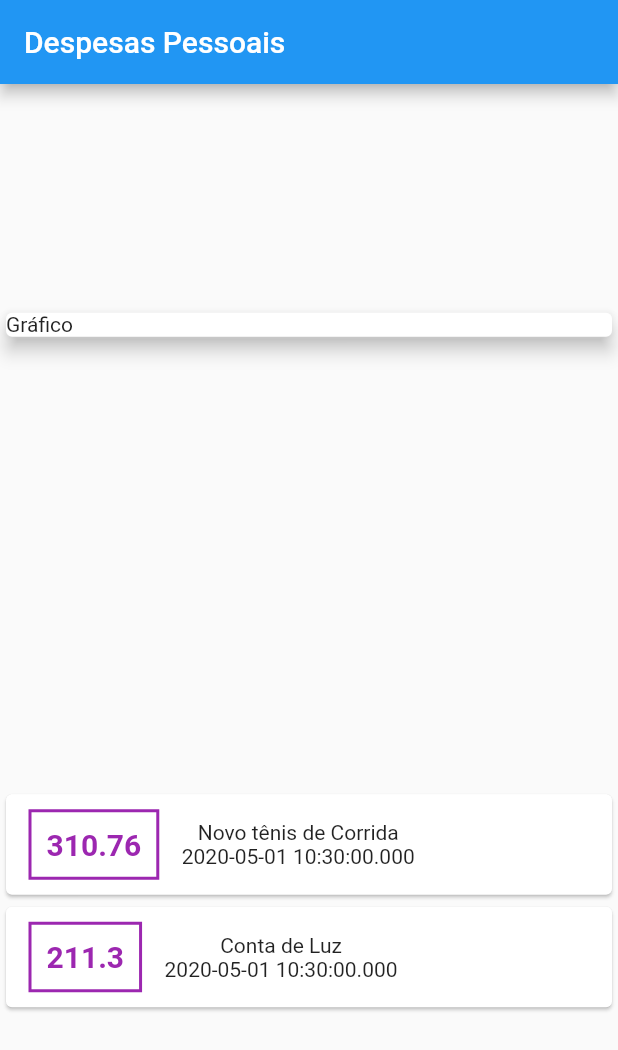
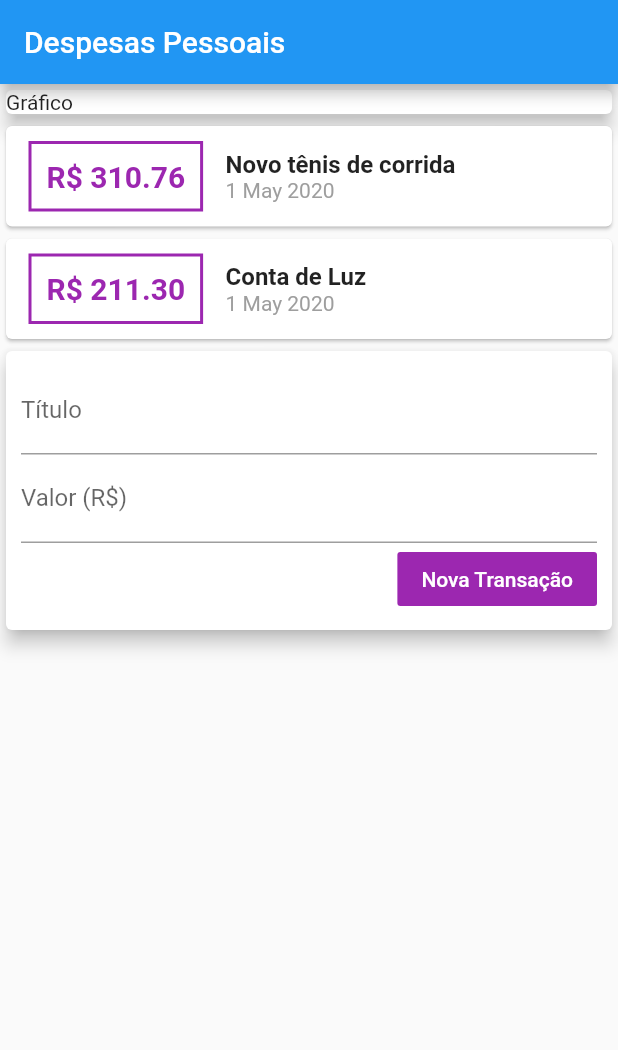
Before and after one commit to valdirmendesdev/flutter-expenses, a Flutter app: the screen it shows after launch, on a phone screen of 412 x 824 dp. Shown: the top 1050 px of the screen. Run offline on Flutter 3.47's test engine with Material 2 defaults, Android fonts, the phone set to English and light mode, and no system bars.

Commit message:
Refactoring to components

```diff
--- /dev/null
+++ b/lib/components/transaction_form.dart
@@ -0,0 +1,47 @@
+import 'package:flutter/material.dart';
+
+class TransactionForm extends StatelessWidget {
+  final titleController = TextEditingController();
+  final valueController = TextEditingController();
+
+  @override
+  Widget build(BuildContext context) {
+    return
+          Card(
+            elevation: 5,
+            child: Padding(
+              padding: const EdgeInsets.all(10.0),
+              child: Column(
+                children: <Widget>[
+                  TextField(
+                    controller: titleController,
+                    decoration: InputDecoration(
+                      labelText: 'Título',
+                    ),
+                  ),
+                  TextField(
+                    controller: valueController,
+                    decoration: InputDecoration(
+                      labelText: 'Valor (R\$)',
+                    ),
+                  ),
+                  Row(
+                    mainAxisAlignment: MainAxisAlignment.end,
+                    children: <Widget>[
+                      FlatButton(
+                        color: Colors.purple,
+                        textColor: Colors.white,
+                        child: Text('Nova Transação'),
+                        onPressed: () {
+                          print(titleController.text);
+                          print(valueController.text);
+                        },
+                      ),
+                    ],
+                  ),
+                ],
+              ),
+            ),
+          );
+  }
+}
--- /dev/null
+++ b/lib/components/transaction_list.dart
@@ -0,0 +1,60 @@
+import 'package:flutter/material.dart';
+import '../models/transaction.dart';
+import 'package:intl/intl.dart';
+
+class TransactionList extends StatelessWidget {
+  final List<Transaction> transactions;
+
+  TransactionList({this.transactions});
+
+  @override
+  Widget build(BuildContext context) {
+    return Column(
+      children: transactions.map((tr) {
+        return Card(
+          child: Row(
+            children: <Widget>[
+              Container(
+                margin: EdgeInsets.symmetric(
+                  horizontal: 15.0,
+                  vertical: 10,
+                ),
+                decoration: BoxDecoration(
+                    border: Border.all(
+                  color: Colors.purple,
+                  width: 2,
+                )),
+                padding: EdgeInsets.all(10),
+                child: Text(
+                  'R\$ ${tr.value.toStringAsFixed(2)}',
+                  style: TextStyle(
+                      fontWeight: FontWeight.bold,
+                      fontSize: 20,
+                      color: Colors.purple),
+                ),
+              ),
+              Column(
+                crossAxisAlignment: CrossAxisAlignment.start,
+                children: <Widget>[
+                  Text(
+                    tr.title,
+                    style: TextStyle(
+                      fontSize: 16,
+                      fontWeight: FontWeight.bold,
+                    ),
+                  ),
+                  Text(
+                    DateFormat('d MMM y').format((tr.date)),
+                    style: TextStyle(
+                      color: Colors.grey,
+                    ),
+                  ),
+                ],
+              ),
+            ],
+          ),
+        );
+      }).toList(),
+    );
+  }
+}
--- /dev/null
+++ b/lib/components/transaction_user.dart
@@ -0,0 +1,32 @@
+import 'package:expenses/components/transaction_list.dart';
+import 'package:expenses/components/transaction_form.dart';
+import 'package:flutter/material.dart';
+import 'package:expenses/models/transaction.dart';
+
+class TransactionUser extends StatefulWidget {
+  @override
+  _TransactionUserState createState() => _TransactionUserState();
+}
+
+class _TransactionUserState extends State<TransactionUser> {
+
+  final transactions = [
+    Transaction(
+        id: 't1',
+        title: 'Novo tênis de corrida',
+        value: 310.76,
+        date: DateTime.now()),
+    Transaction(
+        id: 't2', title: 'Conta de Luz', value: 211.30, date: DateTime.now()),
+  ];
+
+  @override
+  Widget build(BuildContext context) {
+    return Column(
+      children: <Widget>[
+        TransactionList(transactions: transactions,),
+        TransactionForm()
+      ],
+    );
+  }
+}
--- a/lib/main.dart
+++ b/lib/main.dart
@@ -1,4 +1,4 @@
-import 'models/transaction.dart';
+import 'package:expenses/components/transaction_user.dart';
 import 'package:flutter/material.dart';
 
 void main() => runApp(ExpensesApp());
@@ -14,15 +14,6 @@ class ExpensesApp extends StatelessWidget {
 }
 
 class MyHomePage extends StatelessWidget {
-  final _transactions = [
-    Transaction(
-        id: 't1',
-        title: 'Novo tênis de Corrida',
-        value: 310.76,
-        date: DateTime.now()),
-    Transaction(
-        id: 't2', title: 'Conta de Luz', value: 211.30, date: DateTime.now()),
-  ];
 
   @override
   Widget build(BuildContext context) {
@@ -31,7 +22,6 @@ class MyHomePage extends StatelessWidget {
         title: Text('Despesas Pessoais'),
       ),
       body: Column(
-        mainAxisAlignment: MainAxisAlignment.spaceAround,
         crossAxisAlignment: CrossAxisAlignment.stretch,
         children: <Widget>[
           Container(
@@ -40,43 +30,7 @@ class MyHomePage extends StatelessWidget {
               elevation: 5,
             ),
           ),
-          Column(
-            children: _transactions.map((tr) {
-              return Card(
-                child: Row(
-                  children: <Widget>[
-                    Container(
-                      margin: EdgeInsets.symmetric(
-                        horizontal: 15.0,
-                        vertical: 10,
-                      ),
-                      decoration: BoxDecoration(
-                        border: Border.all(
-                          color: Colors.purple,
-                          width: 2,
-                        )
-                      ),
-                      padding: EdgeInsets.all(10),
-                      child: Text(
-                        tr.value.toString(),
-                        style: TextStyle(
-                          fontWeight: FontWeight.bold,
-                          fontSize: 20,
-                          color: Colors.purple
-                        ),
-                      ),
-                    ),
-                    Column(
-                      children: <Widget>[
-                        Text(tr.title),
-                        Text(tr.date.toString()),
-                      ],
-                    ),
-                  ],
-                ),
-              );
-            }).toList(),
-          )
+          TransactionUser()
         ],
       ),
     );
--- a/pubspec.yaml
+++ b/pubspec.yaml
@@ -27,7 +27,7 @@ dependencies:
 dev_dependencies:
   flutter_test:
     sdk: flutter
-
+  intl: ^0.16.1
 
 # For information on the generic Dart part of this file, see the
 # following page: https://dart.dev/tools/pub/pubspec
```
Also changed, not shown: pubspec.lock, 1 other file.
